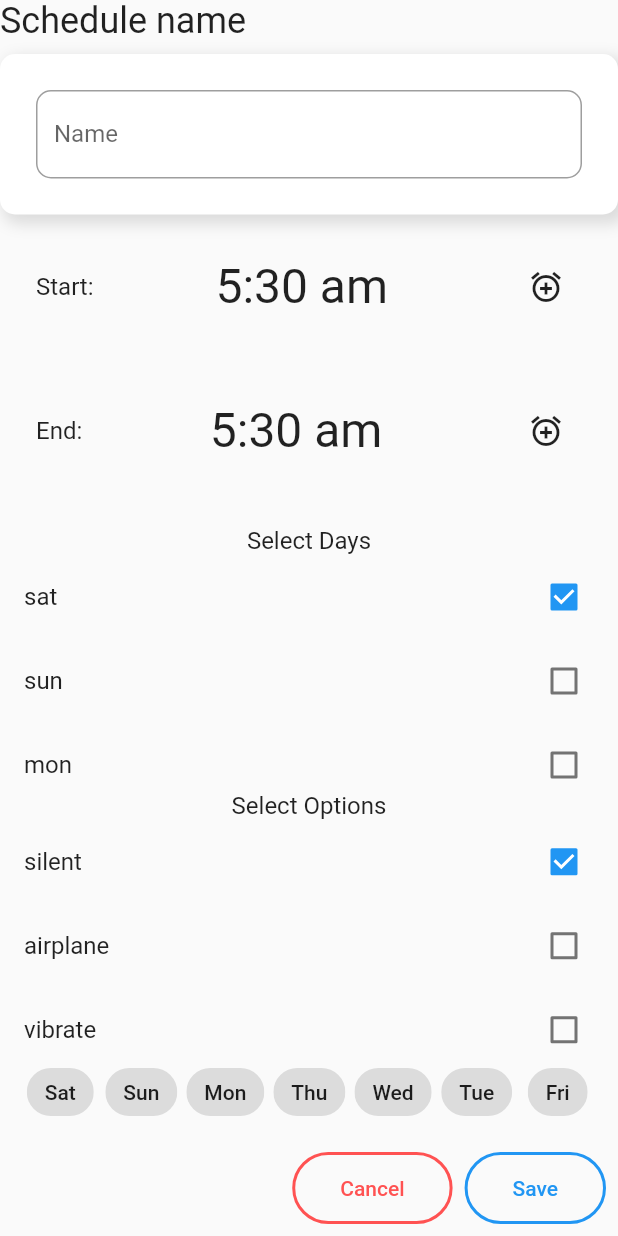
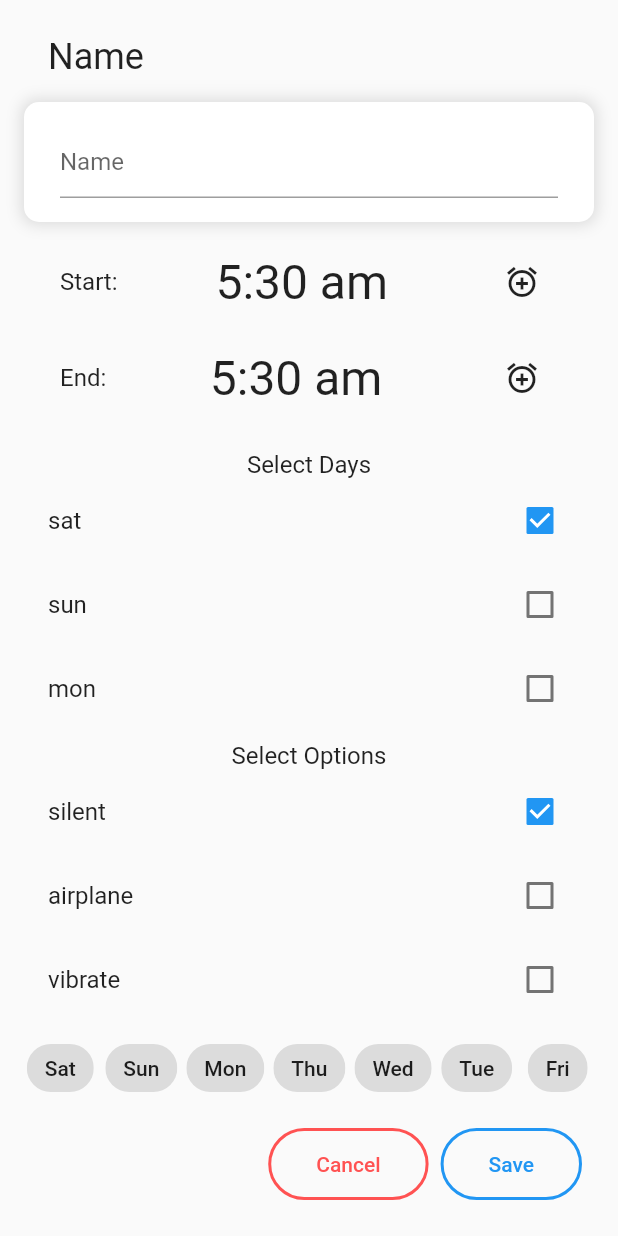
Before and after one commit to aliakbar3967/MasjidMode, a Flutter app: the CreateSchduleScreen screen opened directly, on a phone screen of 412 x 824 dp. Run offline on Flutter 3.47's test engine with Material 2 defaults, Android fonts, the phone set to English and light mode, and no system bars; our stand-ins replace shared_preferences; missing offline and left inert: flutter_foreground_service_plugin; accounts and stored records are empty.

Commit message:
ui updates

```diff
--- a/lib/screens/create_schedule_screen.dart
+++ b/lib/screens/create_schedule_screen.dart
@@ -111,12 +111,16 @@ class _CreateSchduleScreenState extends State<CreateSchduleScreen> {
         body: SafeArea(
           child: Builder(
             builder: (context) {
-            return Column(
+            return Padding(
+              padding: const EdgeInsets.all(16.0),
+              child: Column(
                 children: [
-                Row(
+                  Padding(
+                    padding: const EdgeInsets.symmetric(horizontal: 16, vertical:8),
+                    child: Row(
                       children: [
                         Text(
-                      'Schedule name',
+                          'Name',
                           style: TextStyle(
                             fontSize: 24,
                           ),
@@ -125,9 +129,10 @@ class _CreateSchduleScreenState extends State<CreateSchduleScreen> {
                       // alignment: Alignment.center,
                       // child: Text('Schedule name'),
                     ),
+                  ),
                   SizedBox(height: 8,),
                   Container(
-                  padding:  EdgeInsets.symmetric(horizontal: 24, vertical: 24),
+                    padding:  EdgeInsets.symmetric(horizontal: 24, vertical: 16),
                     decoration: BoxDecoration(
                       color: Colors.white,
                       boxShadow: [
@@ -135,7 +140,6 @@ class _CreateSchduleScreenState extends State<CreateSchduleScreen> {
                             color: Colors.black12,
                             blurRadius: 8,
                             spreadRadius: 2,
-                          offset: Offset(4, 4),
                           ),
                         ],
                         borderRadius: BorderRadius.all(Radius.circular(10)),
@@ -147,7 +151,7 @@ class _CreateSchduleScreenState extends State<CreateSchduleScreen> {
                       },
                       decoration: InputDecoration(
                         // icon: Icon(Icons.favorite),
-                      labelText: 'Name',
+                        // labelText: 'Name',
                         // labelStyle: TextStyle(
                         //   color: Color(0xFF6200EE),
                         // ),
@@ -158,17 +162,19 @@ class _CreateSchduleScreenState extends State<CreateSchduleScreen> {
                         // enabledBorder: UnderlineInputBorder(
                         //   borderSide: BorderSide(color: Color(0xFF6200EE)),
                         // ),
-                      border: OutlineInputBorder(
-                        borderSide: BorderSide(
-                          color: Colors.red,//this has no effect
-                        ),
-                        borderRadius: BorderRadius.circular(10.0),
+                        hintText: 'Name',
+                        // border: OutlineInputBorder(
+                        //   borderSide: BorderSide(
+                        //     color: Colors.red,//this has no effect
+                        //   ),
+                        //   borderRadius: BorderRadius.circular(10.0),
+                        // ),
                       ),
                     ),
                   ),
-                ),
+                  SizedBox(height: 8),
                   Container(
-                  padding:  EdgeInsets.symmetric(horizontal: 24, vertical: 24),
+                    padding:  EdgeInsets.symmetric(horizontal: 24, vertical: 8),
                     // decoration: BoxDecoration(
                     //   color: Colors.white,
                     //   boxShadow: [
@@ -206,7 +212,7 @@ class _CreateSchduleScreenState extends State<CreateSchduleScreen> {
                     ),
                   ),
                   Container(
-                  padding:  EdgeInsets.symmetric(horizontal: 24, vertical: 24),
+                    padding:  EdgeInsets.symmetric(horizontal: 24, vertical: 8),
                     // decoration: BoxDecoration(
                     //   color: Colors.white,
                     //   boxShadow: [
@@ -370,6 +376,7 @@ class _CreateSchduleScreenState extends State<CreateSchduleScreen> {
                     ]
                   )
                 ],
+              ),
             );
           },
         ),
```
Lines whose indentation alone changed are shown as unchanged.
